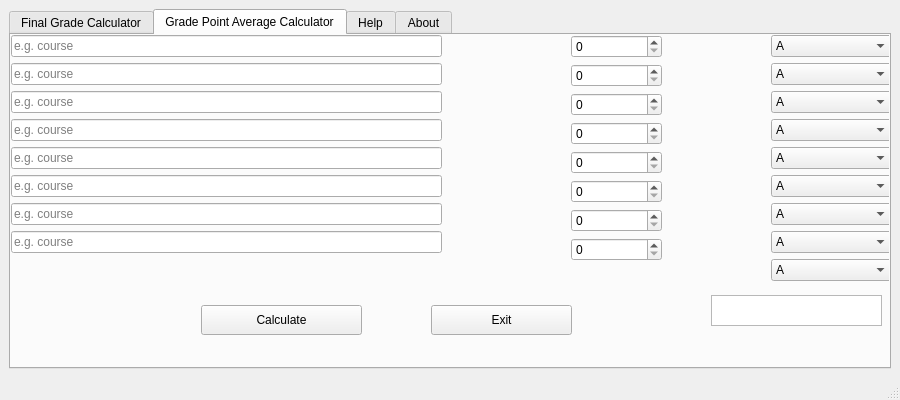
Old version of the form CalculateGPA/CalcGUI.ui in the repository Golden-Boy/GpaCalculator.
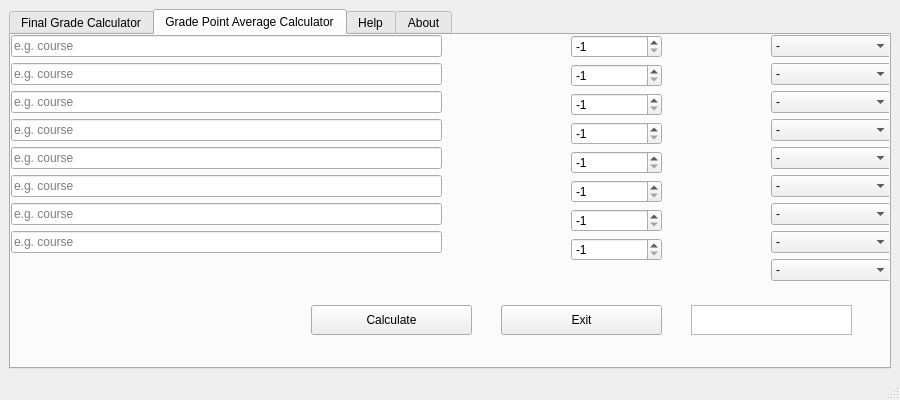
New version of the form. The open tabs and pages were chosen to show the change.

Patch:
```diff
--- a/CalculateGPA/CalcGUI.ui
+++ b/CalculateGPA/CalcGUI.ui
@@ -268,81 +268,105 @@
            <item row="0" column="0" colspan="2">
             <widget class="QSpinBox" name="spinBox">
              <property name="minimum">
-              <number>0</number>
+              <number>-1</number>
              </property>
              <property name="maximum">
               <number>6</number>
              </property>
+             <property name="value">
+              <number>-1</number>
+             </property>
             </widget>
            </item>
            <item row="2" column="0" colspan="2">
             <widget class="QSpinBox" name="spinBox_3">
              <property name="minimum">
-              <number>0</number>
+              <number>-1</number>
              </property>
              <property name="maximum">
               <number>6</number>
              </property>
+             <property name="value">
+              <number>-1</number>
+             </property>
             </widget>
            </item>
            <item row="3" column="0" colspan="2">
             <widget class="QSpinBox" name="spinBox_4">
              <property name="minimum">
-              <number>0</number>
+              <number>-1</number>
              </property>
              <property name="maximum">
               <number>6</number>
              </property>
+             <property name="value">
+              <number>-1</number>
+             </property>
             </widget>
            </item>
            <item row="4" column="0" colspan="2">
             <widget class="QSpinBox" name="spinBox_5">
              <property name="minimum">
-              <number>0</number>
+              <number>-1</number>
              </property>
              <property name="maximum">
               <number>6</number>
              </property>
+             <property name="value">
+              <number>-1</number>
+             </property>
             </widget>
            </item>
            <item row="5" column="0" colspan="2">
             <widget class="QSpinBox" name="spinBox_6">
              <property name="minimum">
-              <number>0</number>
+              <number>-1</number>
              </property>
              <property name="maximum">
               <number>6</number>
              </property>
+             <property name="value">
+              <number>-1</number>
+             </property>
             </widget>
            </item>
            <item row="6" column="0" colspan="2">
             <widget class="QSpinBox" name="spinBox_7">
              <property name="minimum">
-              <number>0</number>
+              <number>-1</number>
              </property>
              <property name="maximum">
               <number>6</number>
              </property>
+             <property name="value">
+              <number>-1</number>
+             </property>
             </widget>
            </item>
            <item row="7" column="0" colspan="2">
             <widget class="QSpinBox" name="spinBox_8">
              <property name="minimum">
-              <number>0</number>
+              <number>-1</number>
              </property>
              <property name="maximum">
               <number>6</number>
              </property>
+             <property name="value">
+              <number>-1</number>
+             </property>
             </widget>
            </item>
            <item row="1" column="0" colspan="2">
             <widget class="QSpinBox" name="spinBox_2">
              <property name="minimum">
-              <number>0</number>
+              <number>-1</number>
              </property>
              <property name="maximum">
               <number>6</number>
              </property>
+             <property name="value">
+              <number>-1</number>
+             </property>
             </widget>
            </item>
           </layout>
@@ -350,9 +374,9 @@
          <widget class="QPushButton" name="pushButton">
           <property name="geometry">
            <rect>
-            <x>420</x>
+            <x>490</x>
             <y>270</y>
-            <width>141</width>
+            <width>161</width>
             <height>30</height>
            </rect>
           </property>
@@ -366,7 +390,7 @@
             <x>760</x>
             <y>0</y>
             <width>121</width>
-            <height>251</height>
+            <height>261</height>
            </rect>
           </property>
           <layout class="QFormLayout" name="formLayout_3">
@@ -384,6 +408,11 @@
              <property name="currentIndex">
               <number>0</number>
              </property>
+             <item>
+              <property name="text">
+               <string>-</string>
+              </property>
+             </item>
              <item>
               <property name="text">
                <string>A</string>
@@ -422,6 +451,11 @@
              <property name="currentIndex">
               <number>0</number>
              </property>
+             <item>
+              <property name="text">
+               <string>-</string>
+              </property>
+             </item>
              <item>
               <property name="text">
                <string>A</string>
@@ -460,6 +494,11 @@
              <property name="currentIndex">
               <number>0</number>
              </property>
+             <item>
+              <property name="text">
+               <string>-</string>
+              </property>
+             </item>
              <item>
               <property name="text">
                <string>A</string>
@@ -498,6 +537,11 @@
              <property name="currentIndex">
               <number>0</number>
              </property>
+             <item>
+              <property name="text">
+               <string>-</string>
+              </property>
+             </item>
              <item>
               <property name="text">
                <string>A</string>
@@ -536,6 +580,11 @@
              <property name="currentIndex">
               <number>0</number>
              </property>
+             <item>
+              <property name="text">
+               <string>-</string>
+              </property>
+             </item>
              <item>
               <property name="text">
                <string>A</string>
@@ -574,6 +623,11 @@
              <property name="currentIndex">
               <number>0</number>
              </property>
+             <item>
+              <property name="text">
+               <string>-</string>
+              </property>
+             </item>
              <item>
               <property name="text">
                <string>A</string>
@@ -612,6 +666,11 @@
              <property name="currentIndex">
               <number>0</number>
              </property>
+             <item>
+              <property name="text">
+               <string>-</string>
+              </property>
+             </item>
              <item>
               <property name="text">
                <string>A</string>
@@ -650,6 +709,11 @@
              <property name="currentIndex">
               <number>0</number>
              </property>
+             <item>
+              <property name="text">
+               <string>-</string>
+              </property>
+             </item>
              <item>
               <property name="text">
                <string>A</string>
@@ -688,6 +752,11 @@
              <property name="currentIndex">
               <number>0</number>
              </property>
+             <item>
+              <property name="text">
+               <string>-</string>
+              </property>
+             </item>
              <item>
               <property name="text">
                <string>A</string>
@@ -720,7 +789,7 @@
          <widget class="QPushButton" name="pushButton_2">
           <property name="geometry">
            <rect>
-            <x>190</x>
+            <x>300</x>
             <y>270</y>
             <width>161</width>
             <height>30</height>
@@ -733,10 +802,10 @@
          <widget class="QTextEdit" name="textEdit_2">
           <property name="geometry">
            <rect>
-            <x>700</x>
-            <y>260</y>
-            <width>171</width>
-            <height>31</height>
+            <x>680</x>
+            <y>270</y>
+            <width>161</width>
+            <height>30</height>
            </rect>
           </property>
           <property name="mouseTracking">
```
Left out of the diff: 69 changed lines with no effect on the pictures.
